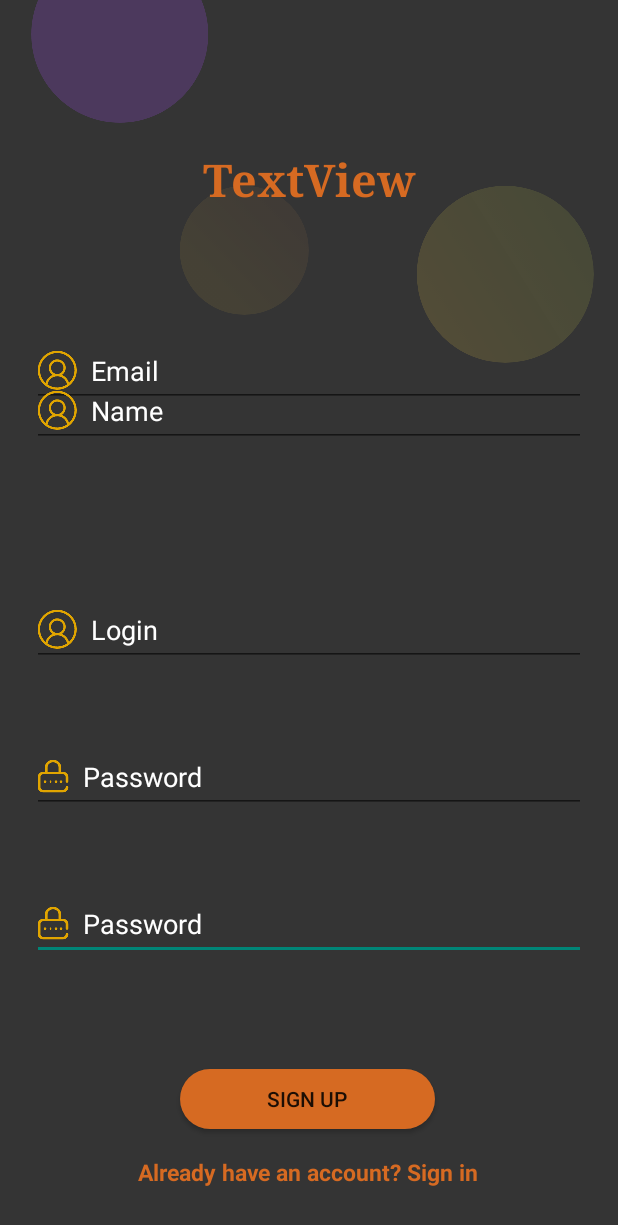
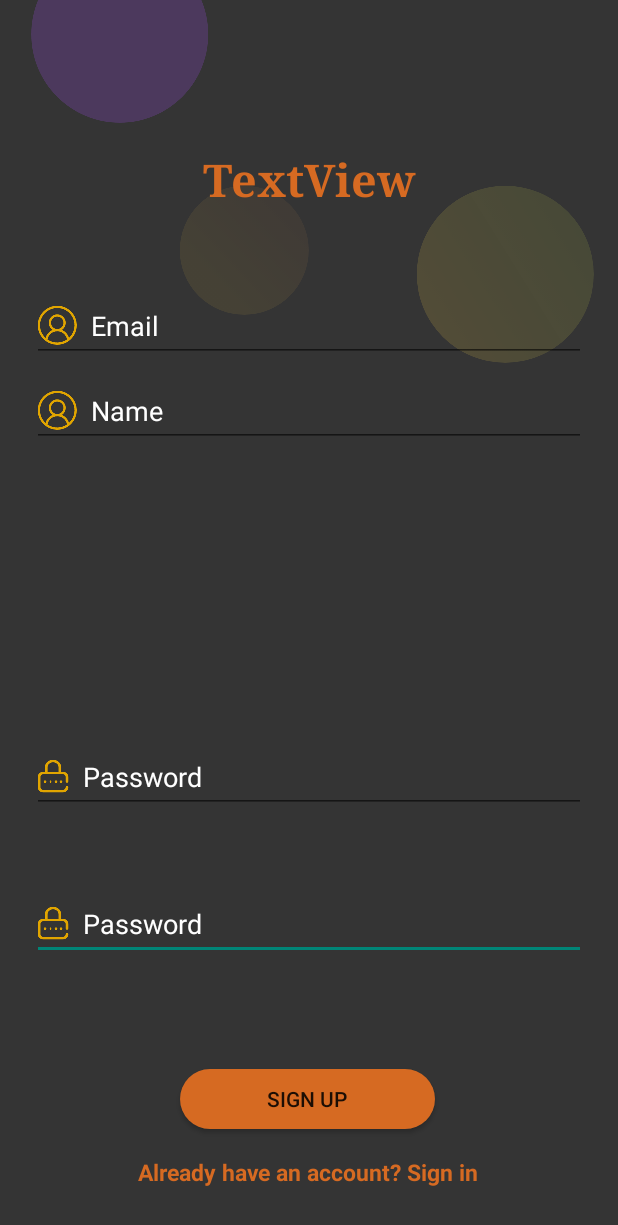
Before and after one commit to holerrrr/MoneyMinder, an Android app: the SignupActivity screen opened directly, with no data from a screen before it, on a phone screen of 412 x 824 dp. Shown: the top 1225 px of the screen. Run offline under Robolectric (Android 15) with nearby library versions, the phone set to English and light mode, and no system bars.

Commit message:
w/ db try

```diff
--- a/app/build.gradle.kts
+++ b/app/build.gradle.kts
@@ -45,6 +45,9 @@ dependencies {
     implementation(libs.androidx.constraintlayout)
     implementation(libs.androidx.navigation.fragment.ktx)
     implementation(libs.androidx.navigation.ui.ktx)
+    implementation("com.squareup.okhttp3:okhttp:4.9.3")
+    implementation("com.android.volley:volley:1.2.1")
+    implementation("com.google.code.gson:gson:2.8.6")
     implementation("com.github.PhilJay:MPAndroidChart:v3.1.0")
     testImplementation(libs.junit)
     androidTestImplementation(libs.androidx.junit)
--- a/app/src/main/res/layout/activity_signup.xml
+++ b/app/src/main/res/layout/activity_signup.xml
@@ -42,49 +42,29 @@
             android:layout_width="369dp"
             android:layout_height="48dp"
             android:layout_marginTop="44dp"
-            android:layout_marginBottom="85dp"
             android:drawableStart="@drawable/name"
             android:ems="10"
             android:hint="  Email"
             android:inputType="text"
             android:textColor="#ffffff"
             android:textColorHint="#ffffff"
-            app:layout_constraintBottom_toTopOf="@+id/TextLogin"
+            app:layout_constraintBottom_toTopOf="@+id/TextName"
             app:layout_constraintEnd_toEndOf="parent"
             app:layout_constraintStart_toStartOf="parent"
             app:layout_constraintTop_toBottomOf="@+id/textView4" />
-
-        <EditText
-            android:id="@+id/TextLogin"
-            android:layout_width="369dp"
-            android:layout_height="48dp"
-            android:layout_marginTop="180dp"
-            android:layout_marginBottom="50dp"
-            android:drawableStart="@drawable/name"
-            android:ems="10"
-            android:hint="  Login"
-            android:inputType="text"
-            android:textColor="#ffffff"
-            android:textColorHint="#ffffff"
-            app:layout_constraintBottom_toTopOf="@+id/TextPassword1"
-            app:layout_constraintEnd_toEndOf="parent"
-            app:layout_constraintStart_toStartOf="parent"
-            app:layout_constraintTop_toBottomOf="@+id/textView4"
-            app:layout_constraintVertical_bias="1.0" />
 
         <EditText
             android:id="@+id/TextName"
             android:layout_width="369dp"
             android:layout_height="48dp"
             android:layout_marginTop="110dp"
-            android:layout_marginBottom="50dp"
             android:drawableStart="@drawable/name"
             android:ems="10"
             android:hint="  Name"
             android:inputType="text"
             android:textColor="#ffffff"
             android:textColorHint="#ffffff"
-            app:layout_constraintBottom_toTopOf="@+id/TextLogin"
+            app:layout_constraintBottom_toTopOf="@+id/TextPassword1"
             app:layout_constraintEnd_toEndOf="parent"
             app:layout_constraintStart_toStartOf="parent"
             app:layout_constraintTop_toBottomOf="@+id/textView4"
```
Also changed, not shown: app/src/main/java/com/example/moneyminder/NetworkUtils.kt (added, +58 -0 lines), app/src/main/java/com/example/moneyminder/SignupActivity.kt (+45 -16 lines).
